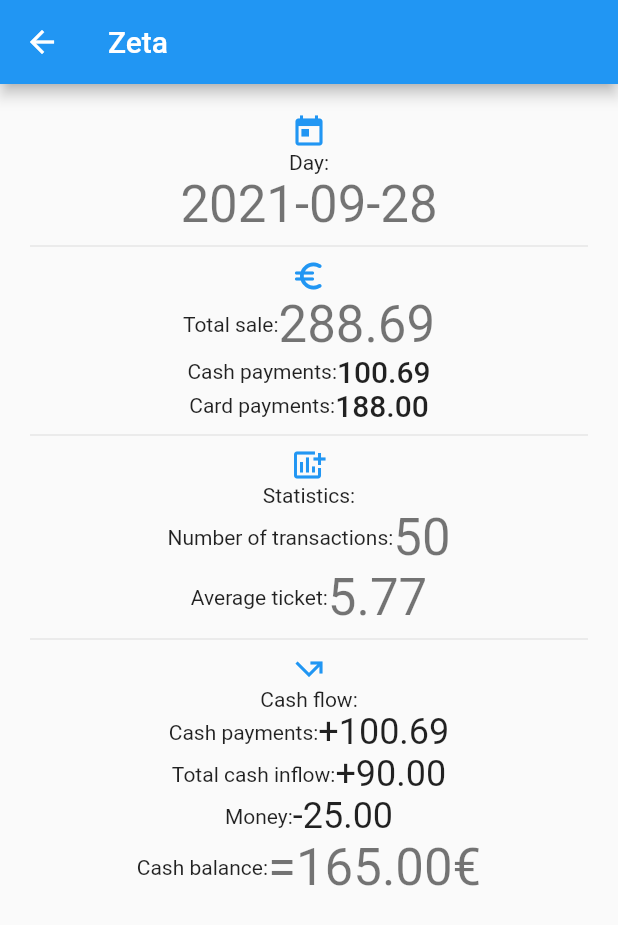
After one commit to xWampa/h_manage, a Flutter app: the Zeta screen opened by its route, on a phone screen of 412 x 824 dp. The commit adds this screen. Shown: the top 925 px of the screen. Run offline on Flutter 3.47's test engine with Material 2 defaults, Android fonts, the light colour scheme and no system bars; our stand-ins replace google_fonts, image_picker; missing offline and left inert: file_selector_platform_interface; network calls fail.

Commit message:
Product windows images finished. Create Product done. Zeta Started

```diff
--- a/lib/pages/edit_bill_product.dart
+++ b/lib/pages/edit_bill_product.dart
@@ -185,7 +185,8 @@ class _EditBillProductState extends State<EditBillProduct> {
                       _controllerProduct.text,
                       count,
                       itemPrice.toString(),
-                      total.toString());
+                      total.toString()
+                  );
                   Navigator.pop(context, true);
                 }
 
--- a/lib/pages/edit_product.dart
+++ b/lib/pages/edit_product.dart
@@ -339,6 +339,7 @@ class ImageDisplay extends StatelessWidget {
       // TODO: Make sure that the request completes with success
       // TODO: Rn you need to reload fifth to see changes, solve by setState
       ServerRequest.updateProductImage(fileNameDb, fileNameDb.toString() + '.' + getExt(fileName));
+      Navigator.pop(context);
       ScaffoldMessenger.of(context).showSnackBar(
           const SnackBar(content: Text('Image Updated')));
     } else {
--- a/lib/pages/first_page.dart
+++ b/lib/pages/first_page.dart
@@ -35,7 +35,8 @@ class FirstPage extends StatelessWidget {
             ElevatedButton(
               child: Text('Go to fifth'),
               onPressed: () {
-                Navigator.of(context).pushNamed('/fifth');
+                Navigator.of(context)
+                    .pushNamedAndRemoveUntil('/fifth', (r) => false);
               },
             ),
             ElevatedButton(
--- a/lib/pages/pages.dart
+++ b/lib/pages/pages.dart
@@ -8,3 +8,5 @@ export 'seventh_page.dart';
 export 'edit_bill_product.dart';
 export 'edit_product.dart';
 export 'open_image_page.dart';
+export 'create_product.dart';
+export 'zeta.dart';
--- /dev/null
+++ b/lib/pages/zeta.dart
@@ -0,0 +1,167 @@
+import 'package:flutter/material.dart';
+import 'package:h_manage/server_request.dart';
+
+class Zeta extends StatefulWidget {
+  Zeta({
+    Key? key,
+  }) : super(key: key);
+
+  @override
+  _ZetaState createState() => _ZetaState();
+}
+
+class _ZetaState extends State<Zeta> {
+  String getDate() {
+    DateTime now = DateTime.now();
+    DateTime date = DateTime(now.year, now.month, now.day);
+    final List<String> finalDate = date.toString().split(" ");
+    return finalDate[0];
+  }
+
+  @override
+  Widget build(BuildContext context) {
+    return Scaffold(
+      appBar: AppBar(
+        title: Text('Zeta'),
+      ),
+      body: SingleChildScrollView(
+        padding: const EdgeInsets.all(20),
+        child: Center(
+          child: Column(
+            mainAxisAlignment: MainAxisAlignment.center,
+            children: <Widget>[
+              Icon(Icons.today, color: Colors.blue,),
+              Text(
+                'Day:',
+              ),
+              Text(
+                getDate(),
+                style: Theme.of(context).textTheme.headline4,
+              ),
+              Divider(),
+              Icon(Icons.euro_rounded, color: Colors.blue,),
+              Row(
+                mainAxisAlignment: MainAxisAlignment.center,
+                children: <Widget>[
+                  Text(
+                    'Total sale:',
+                  ),
+                  Text(
+                    '288.69',
+                    style: Theme.of(context).textTheme.headline4,
+                  ),
+                ],
+              ),
+              Row(
+                mainAxisAlignment: MainAxisAlignment.center,
+                children: <Widget>[
+                  Text(
+                    'Cash payments:',
+                  ),
+                  Text(
+                    '100.69',
+                    style: Theme.of(context).textTheme.headline6,
+                  ),
+                ],
+              ),
+              Row(
+                mainAxisAlignment: MainAxisAlignment.center,
+                children: <Widget>[
+                  Text(
+                    'Card payments:',
+                  ),
+                  Text(
+                    '188.00',
+                    style: Theme.of(context).textTheme.headline6,
+                  ),
+                ],
+              ),
+              Divider(),
+                  Icon(Icons.add_chart, color: Colors.blue,),
+                  Text(
+                    'Statistics:',
+                  ),
+              Row(
+                mainAxisAlignment: MainAxisAlignment.center,
+                children: <Widget>[
+                  Text(
+                    'Number of transactions:',
+                  ),
+                  Text(
+                    '50',
+                    style: Theme.of(context).textTheme.headline4,
+                  ),
+                ],
+              ),
+              Row(
+                mainAxisAlignment: MainAxisAlignment.center,
+                children: <Widget>[
+                  Text(
+                    'Average ticket:',
+                  ),
+                  Text(
+                    '5.77',
+                    style: Theme.of(context).textTheme.headline4,
+                  ),
+                ],
+              ),
+              Divider(),
+                  Icon(Icons.call_missed_outgoing_sharp, color: Colors.blue,),
+                  Text(
+                    'Cash flow:',
+                  ),
+              Row(
+                mainAxisAlignment: MainAxisAlignment.center,
+                children: <Widget>[
+                  Text(
+                    'Cash payments:',
+                  ),
+                  Text(
+                    '+100.69',
+                    style: Theme.of(context).textTheme.headline5,
+                  ),
+                ],
+              ),
+              Row(
+                mainAxisAlignment: MainAxisAlignment.center,
+                children: <Widget>[
+                  Text(
+                    'Total cash inflow:',
+                  ),
+                  Text(
+                    '+90.00',
+                    style: Theme.of(context).textTheme.headline5,
+                  ),
+                ],
+              ),
+              Row(
+                mainAxisAlignment: MainAxisAlignment.center,
+                children: <Widget>[
+                  Text(
+                    'Money:',
+                  ),
+                  Text(
+                    '-25.00',
+                    style: Theme.of(context).textTheme.headline5,
+                  ),
+                ],
+              ),
+              Row(
+                mainAxisAlignment: MainAxisAlignment.center,
+                children: <Widget>[
+                  Text(
+                    'Cash balance:',
+                  ),
+                  Text(
+                    '=165.00€',
+                    style: Theme.of(context).textTheme.headline4,
+                  ),
+                ],
+              ),
+            ],
+          ),
+        ),
+      ),
+    );
+  }
+}
--- a/lib/route_generator.dart
+++ b/lib/route_generator.dart
@@ -71,6 +71,12 @@ class RouteGenerator {
         }
         return _errorRoute();
 
+      case '/fifth/create_product':
+          return MaterialPageRoute(builder: (_) =>
+              CreateProduct(
+              ));
+        //return _errorRoute();
+
 
       case '/seventh/edit_product':
         if (args is List<dynamic>) {
@@ -92,6 +98,11 @@ class RouteGenerator {
         }
         return _errorRoute();
 
+      case '/fifth/zeta':
+        return MaterialPageRoute(builder: (_) =>
+            Zeta());
+    //return _errorRoute();
+
       default:
         // If there is no such named route in the switch statement, eg /third
         return _errorRoute();
--- a/pubspec.yaml
+++ b/pubspec.yaml
@@ -51,8 +51,8 @@ flutter:
   uses-material-design: true
 
   # To add assets to your application, add an assets section, like this:
-  # assets:
-  #   - images/a_dot_burr.jpeg
+  assets:
+    - assets/money/
   #   - images/a_dot_ham.jpeg
 
   # An image asset can refer to one or more resolution-specific "variants", see
```
Also changed, not shown: lib/pages/create_product.dart (added, +135 -0 lines), lib/pages/fifth_page.dart (+87 -39 lines), lib/pages/sixth_page.dart (+81 -51 lines), lib/server_request.dart (+16 -2 lines), pubspec.lock.
